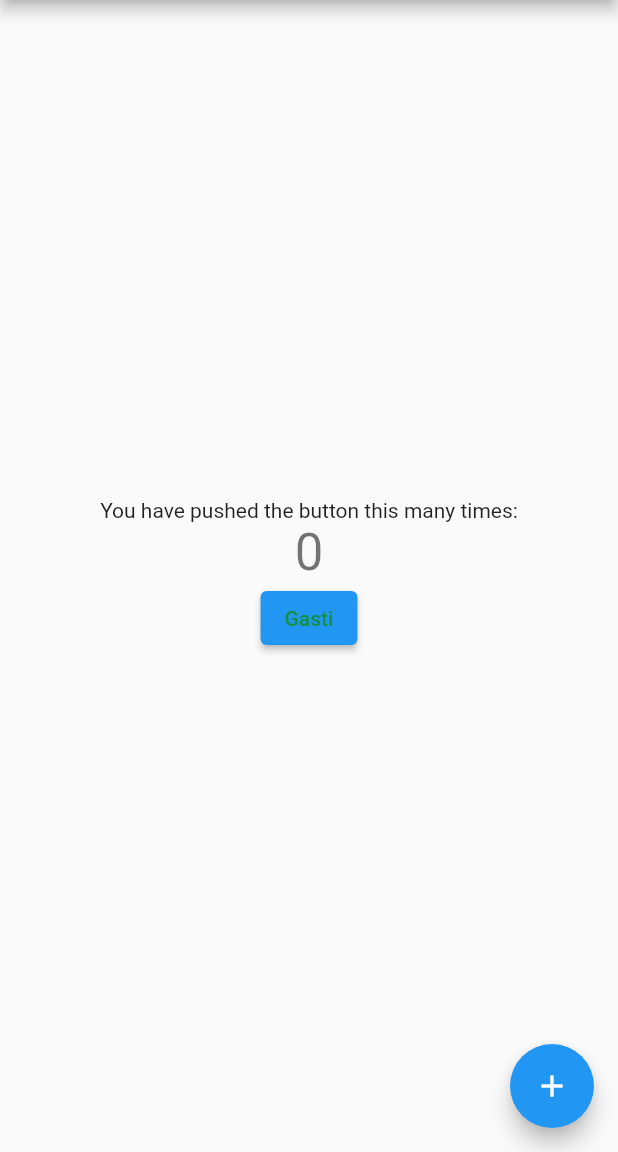
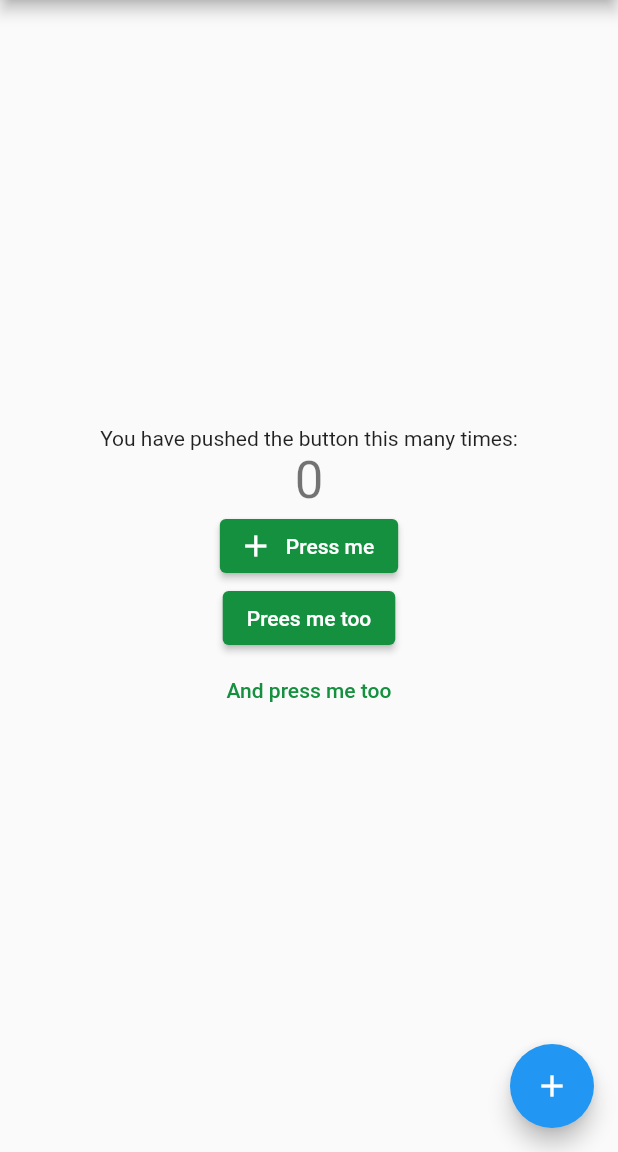
Before and after one commit to GastonDonikian/aplicaciones-moviles-multiplataforma, a Flutter app: the screen it shows after launch, on a phone screen of 412 x 824 dp, the part 84-1236 px from its top. Run offline on Flutter 3.47's test engine with Material 2 defaults, Android fonts, the phone set to English and light mode, and no system bars.

Commit message:
Molecules: refactored cta buttons

```diff
--- a/my_app/lib/design_system/atoms/icons.dart
+++ b/my_app/lib/design_system/atoms/icons.dart
@@ -1,3 +1,5 @@
+import 'dart:collection';
+
 import 'package:flutter/material.dart';
 import 'package:my_app/design_system/foundations/colors.dart';
 
@@ -153,6 +155,12 @@ class SerManosIcons {
     color: SerManosColorFoundations.buttonActiveColor,
   );
 
+  static const Map<String, Icon> addIcons = {
+    'enabled': addEnabled,
+    'disabled': addDisabled,
+    'active': addActive
+  };
+
   //Backwards Icon Filled
 
   static const Icon backEnabled = Icon(
--- a/my_app/lib/design_system/foundations/colors.dart
+++ b/my_app/lib/design_system/foundations/colors.dart
@@ -10,8 +10,11 @@ class SerManosColorFoundations {
   //button
   static const buttonEnabledColor = SerManosColors.grey75;
   static const buttonDisabledColor = SerManosColors.grey25;
+  static const textDisabledColor = SerManosColors.grey50;
   static const buttonActiveColor = SerManosColors.primary;
   static const buttonErrorColor = SerManosColors.error;
+  static const buttonOverlayColor = SerManosColors.grey10;
+  static const textButtonOverlayColor = SerManosColors.grey25;
 
   static MaterialColor getMaterialColor(Color color) {
     final int red = color.red;
--- a/my_app/lib/design_system/molecules/button_large.dart
+++ /dev/null
@@ -1,23 +0,0 @@
-import 'package:flutter/material.dart';
-
-class CTAButton extends StatelessWidget {
-  @override
-  Widget build(BuildContext context) {
-    return TextButton(
-        style: ButtonStyle(
-          foregroundColor: MaterialStateProperty.all<Color>(Colors.blue),
-          overlayColor: MaterialStateProperty.resolveWith<Color?>(
-            (Set<MaterialState> states) {
-              if (states.contains(MaterialState.hovered))
-                return Colors.blue.withOpacity(0.04);
-              if (states.contains(MaterialState.focused) ||
-                  states.contains(MaterialState.pressed))
-                return Colors.blue.withOpacity(0.12);
-              return null; // Defer to the widget's default.
-            },
-          ),
-        ),
-        onPressed: () {},
-        child: Text('TextButton'));
-  }
-}
--- /dev/null
+++ b/my_app/lib/design_system/molecules/cta_elevated_button.dart
@@ -0,0 +1,50 @@
+import 'package:flutter/material.dart';
+import 'package:my_app/design_system/foundations/colors.dart';
+
+class CtaElevatedButton extends StatelessWidget {
+  CtaElevatedButton({super.key, required this.label, required this.onPressed});
+
+  final Color backgroundColorActive =
+      SerManosColorFoundations.buttonActiveColor;
+  final Color backgroundColorDisabled =
+      SerManosColorFoundations.buttonDisabledColor;
+  final Color overlayColor = SerManosColorFoundations.buttonOverlayColor;
+  final String label;
+  void Function()? onPressed;
+
+  @override
+  Widget build(BuildContext context) {
+    return ElevatedButton(
+        style: ButtonStyle(
+          backgroundColor: MaterialStateProperty.resolveWith<Color?>(
+            (Set<MaterialState> states) {
+              if (states.contains(MaterialState.disabled)) {
+                return SerManosColorFoundations.getMaterialColor(
+                    backgroundColorDisabled);
+              } else {
+                return SerManosColorFoundations.getMaterialColor(
+                    backgroundColorActive);
+              }
+            },
+          ),
+          overlayColor: MaterialStateProperty.resolveWith<Color?>(
+            (Set<MaterialState> states) {
+              if (states.contains(MaterialState.hovered)) {
+                return SerManosColorFoundations.getMaterialColor(overlayColor)
+                    .withOpacity(0.04);
+              }
+              if (states.contains(MaterialState.focused) ||
+                  states.contains(MaterialState.pressed)) {
+                return SerManosColorFoundations.getMaterialColor(overlayColor)
+                    .withOpacity(0.12);
+              }
+              return null; // Defer to the widget's default.
+            },
+          ),
+        ),
+        child: Text(label),
+        onPressed: () {
+          onPressed!();
+        });
+  }
+}
--- /dev/null
+++ b/my_app/lib/design_system/molecules/cta_icon_button.dart
@@ -0,0 +1,66 @@
+import 'package:flutter/material.dart';
+import 'package:my_app/design_system/foundations/colors.dart';
+import 'package:my_app/design_system/tokens/colors.dart';
+
+class CtaIconButton extends StatelessWidget {
+  CtaIconButton(
+      {super.key,
+      required this.label,
+      required this.buttonIcons,
+      required this.onPressed});
+
+  final Color backgroundColorActive =
+      SerManosColorFoundations.buttonActiveColor;
+  final Color overlayColor = SerManosColorFoundations.buttonOverlayColor;
+  final Color backgroundColorDisabled =
+      SerManosColorFoundations.buttonDisabledColor;
+  final String label;
+  final Map<String, Icon> buttonIcons;
+  void Function()? onPressed;
+
+  @override
+  Widget build(BuildContext context) {
+    return ElevatedButton.icon(
+        icon: Icon(buttonIcons['active']!.icon),
+        label: Text(label),
+        style: ButtonStyle(
+          iconColor: MaterialStateProperty.resolveWith<Color?>(
+            (Set<MaterialState> states) {
+              if (states.contains(MaterialState.disabled)) {
+                return SerManosColorFoundations.getMaterialColor(
+                    SerManosColors.grey50);
+              }
+              return SerManosColorFoundations.getMaterialColor(
+                  SerManosColors.white);
+            },
+          ),
+          backgroundColor: MaterialStateProperty.resolveWith<Color?>(
+              (Set<MaterialState> states) {
+            if (states.contains(MaterialState.disabled)) {
+              return SerManosColorFoundations.getMaterialColor(
+                  backgroundColorDisabled);
+            } else {
+              return SerManosColorFoundations.getMaterialColor(
+                  backgroundColorActive);
+            }
+          }),
+          overlayColor: MaterialStateProperty.resolveWith<Color?>(
+            (Set<MaterialState> states) {
+              if (states.contains(MaterialState.hovered)) {
+                return SerManosColorFoundations.getMaterialColor(overlayColor)
+                    .withOpacity(0.04);
+              }
+              if (states.contains(MaterialState.focused) ||
+                  states.contains(MaterialState.pressed)) {
+                return SerManosColorFoundations.getMaterialColor(overlayColor)
+                    .withOpacity(0.12);
+              }
+              return null; // Defer to the widget's default.
+            },
+          ),
+        ),
+        onPressed: () {
+          onPressed!();
+        });
+  }
+}
--- a/my_app/lib/design_system/molecules/button_elevated_short.dart
+++ b/my_app/lib/design_system/molecules/cta_text_button.dart
@@ -1,20 +1,28 @@
 import 'package:flutter/material.dart';
 import 'package:my_app/design_system/foundations/colors.dart';
 
-class ButtonElevatedShort extends StatelessWidget {
-  const ButtonElevatedShort({super.key, required this.text});
+class CtaTextButton extends StatelessWidget {
+  CtaTextButton({super.key, required this.label, required this.onPressed});
 
-  final Color foregroundColor = SerManosColorFoundations.buttonActiveColor;
-  final Color overlayColor = SerManosColorFoundations.buttonEnabledColor;
-  final Color disabledColor = SerManosColorFoundations.buttonDisabledColor;
-  final String text;
+  final Color textColorActive = SerManosColorFoundations.buttonActiveColor;
+  final Color textColorDisabled = SerManosColorFoundations.textDisabledColor;
+  final Color overlayColor = SerManosColorFoundations.textButtonOverlayColor;
+  final String label;
+  void Function()? onPressed;
 
   @override
   Widget build(BuildContext context) {
-    return ElevatedButton(
+    return TextButton(
         style: ButtonStyle(
-          foregroundColor: MaterialStateProperty.all<Color>(
-              SerManosColorFoundations.getMaterialColor(foregroundColor)),
+          foregroundColor: MaterialStateProperty.resolveWith<Color?>(
+            (Set<MaterialState> states) {
+              if (states.contains(MaterialState.disabled)) {
+                return textColorDisabled;
+              } else {
+                return textColorActive;
+              }
+            },
+          ),
           overlayColor: MaterialStateProperty.resolveWith<Color?>(
             (Set<MaterialState> states) {
               if (states.contains(MaterialState.hovered)) {
@@ -30,7 +38,9 @@ class ButtonElevatedShort extends StatelessWidget {
             },
           ),
         ),
-        onPressed: () {},
-        child: Text(text));
+        child: Text(label),
+        onPressed: () {
+          onPressed!();
+        });
   }
 }
--- a/my_app/lib/main.dart
+++ b/my_app/lib/main.dart
@@ -1,6 +1,8 @@
 import 'package:flutter/material.dart';
-import 'package:my_app/design_system/foundations/colors.dart';
-import 'package:my_app/design_system/molecules/button_elevated_short.dart';
+import 'package:my_app/design_system/atoms/icons.dart';
+import 'package:my_app/design_system/molecules/cta_elevated_button.dart';
+import 'package:my_app/design_system/molecules/cta_text_button.dart';
+import 'package:my_app/design_system/molecules/cta_icon_button.dart';
 
 void main() {
   runApp(const MyApp());
@@ -104,7 +106,14 @@ class _MyHomePageState extends State<MyHomePage> {
               '$_counter',
               style: Theme.of(context).textTheme.headlineMedium,
             ),
-            const ButtonElevatedShort(text: "Gasti")
+            CtaIconButton(
+                label: "Press me",
+                buttonIcons: SerManosIcons.addIcons,
+                onPressed: _incrementCounter),
+            CtaElevatedButton(
+                label: "Prees me too", onPressed: _incrementCounter),
+            CtaTextButton(
+                label: "And press me too", onPressed: _incrementCounter)
           ],
         ),
       ),
```
